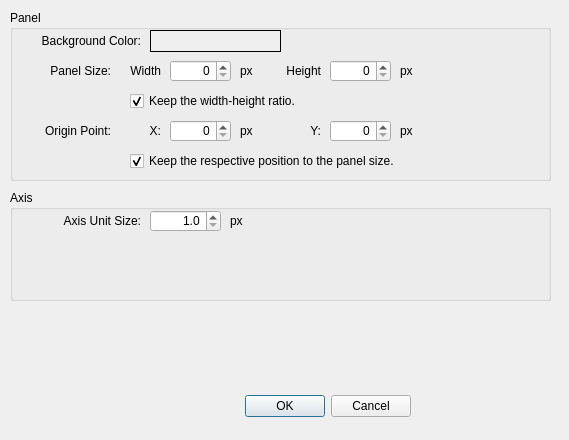
The window that FigureItNow7/finUiGraphConfigDlg.ui (yuylong/FigureItNow) describes before a commit, drawn with Qt 5.
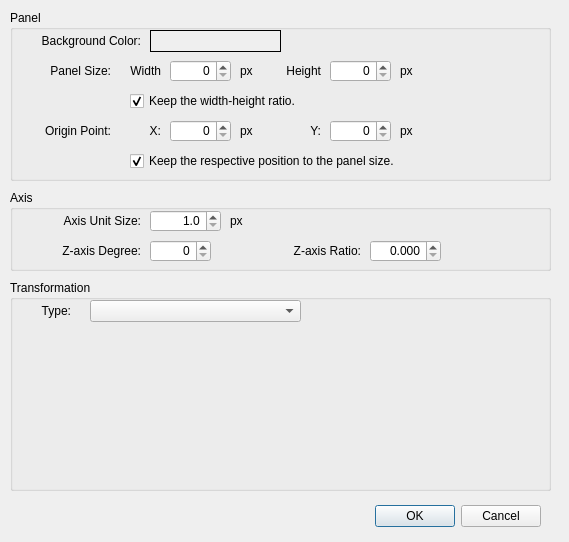
The same window after the commit. Custom widgets are drawn as their Qt base class.

Commit message: Refine the graph config dialog layout.

```diff
--- a/FigureItNow7/finUiGraphConfigDlg.ui
+++ b/FigureItNow7/finUiGraphConfigDlg.ui
@@ -7,7 +7,7 @@
     <x>0</x>
     <y>0</y>
     <width>569</width>
-    <height>440</height>
+    <height>542</height>
    </rect>
   </property>
   <property name="windowTitle">
@@ -16,8 +16,8 @@
   <widget class="QDialogButtonBox" name="buttonBox">
    <property name="geometry">
     <rect>
-     <x>70</x>
-     <y>390</y>
+     <x>200</x>
+     <y>500</y>
      <width>341</width>
      <height>32</height>
     </rect>
@@ -330,7 +330,7 @@
      <x>10</x>
      <y>190</y>
      <width>541</width>
-     <height>111</height>
+     <height>81</height>
     </rect>
    </property>
    <property name="title">
@@ -385,6 +385,128 @@
     </property>
     <property name="alignment">
      <set>Qt::AlignLeading|Qt::AlignLeft|Qt::AlignVCenter</set>
+    </property>
+   </widget>
+   <widget class="QLabel" name="lblAxisZDegTitle">
+    <property name="geometry">
+     <rect>
+      <x>30</x>
+      <y>50</y>
+      <width>101</width>
+      <height>22</height>
+     </rect>
+    </property>
+    <property name="text">
+     <string>Z-axis Degree:</string>
+    </property>
+    <property name="alignment">
+     <set>Qt::AlignRight|Qt::AlignTrailing|Qt::AlignVCenter</set>
+    </property>
+   </widget>
+   <widget class="QSpinBox" name="spbAxisZDeg">
+    <property name="geometry">
+     <rect>
+      <x>140</x>
+      <y>50</y>
+      <width>61</width>
+      <height>22</height>
+     </rect>
+    </property>
+    <property name="alignment">
+     <set>Qt::AlignRight|Qt::AlignTrailing|Qt::AlignVCenter</set>
+    </property>
+   </widget>
+   <widget class="QLabel" name="lblAxisZRatioTitle">
+    <property name="geometry">
+     <rect>
+      <x>250</x>
+      <y>50</y>
+      <width>101</width>
+      <height>22</height>
+     </rect>
+    </property>
+    <property name="text">
+     <string>Z-axis Ratio:</string>
+    </property>
+    <property name="alignment">
+     <set>Qt::AlignRight|Qt::AlignTrailing|Qt::AlignVCenter</set>
+    </property>
+   </widget>
+   <widget class="QDoubleSpinBox" name="dsbAxisZRatio">
+    <property name="geometry">
+     <rect>
+      <x>360</x>
+      <y>50</y>
+      <width>71</width>
+      <height>22</height>
+     </rect>
+    </property>
+    <property name="alignment">
+     <set>Qt::AlignRight|Qt::AlignTrailing|Qt::AlignVCenter</set>
+    </property>
+    <property name="decimals">
+     <number>3</number>
+    </property>
+    <property name="minimum">
+     <double>0.000000000000000</double>
+    </property>
+    <property name="maximum">
+     <double>5.000000000000000</double>
+    </property>
+   </widget>
+  </widget>
+  <widget class="QGroupBox" name="grbTransform">
+   <property name="geometry">
+    <rect>
+     <x>10</x>
+     <y>280</y>
+     <width>541</width>
+     <height>211</height>
+    </rect>
+   </property>
+   <property name="title">
+    <string>Transformation</string>
+   </property>
+   <widget class="QStackedWidget" name="stwTransformArgs">
+    <property name="geometry">
+     <rect>
+      <x>10</x>
+      <y>50</y>
+      <width>521</width>
+      <height>151</height>
+     </rect>
+    </property>
+    <property name="currentIndex">
+     <number>2</number>
+    </property>
+    <widget class="QWidget" name="stpTransArgNone"/>
+    <widget class="QWidget" name="stpTransArgRect"/>
+    <widget class="QWidget" name="stpTransArgAffine"/>
+   </widget>
+   <widget class="QLabel" name="lblTransformTypeTitle">
+    <property name="geometry">
+     <rect>
+      <x>10</x>
+      <y>20</y>
+      <width>51</width>
+      <height>22</height>
+     </rect>
+    </property>
+    <property name="text">
+     <string>Type:</string>
+    </property>
+    <property name="alignment">
+     <set>Qt::AlignRight|Qt::AlignTrailing|Qt::AlignVCenter</set>
+    </property>
+   </widget>
+   <widget class="QComboBox" name="cmbTransformType">
+    <property name="geometry">
+     <rect>
+      <x>80</x>
+      <y>20</y>
+      <width>211</width>
+      <height>22</height>
+     </rect>
     </property>
    </widget>
   </widget>
```
Left out of the diff: 10 changed lines with no effect on the pictures.
